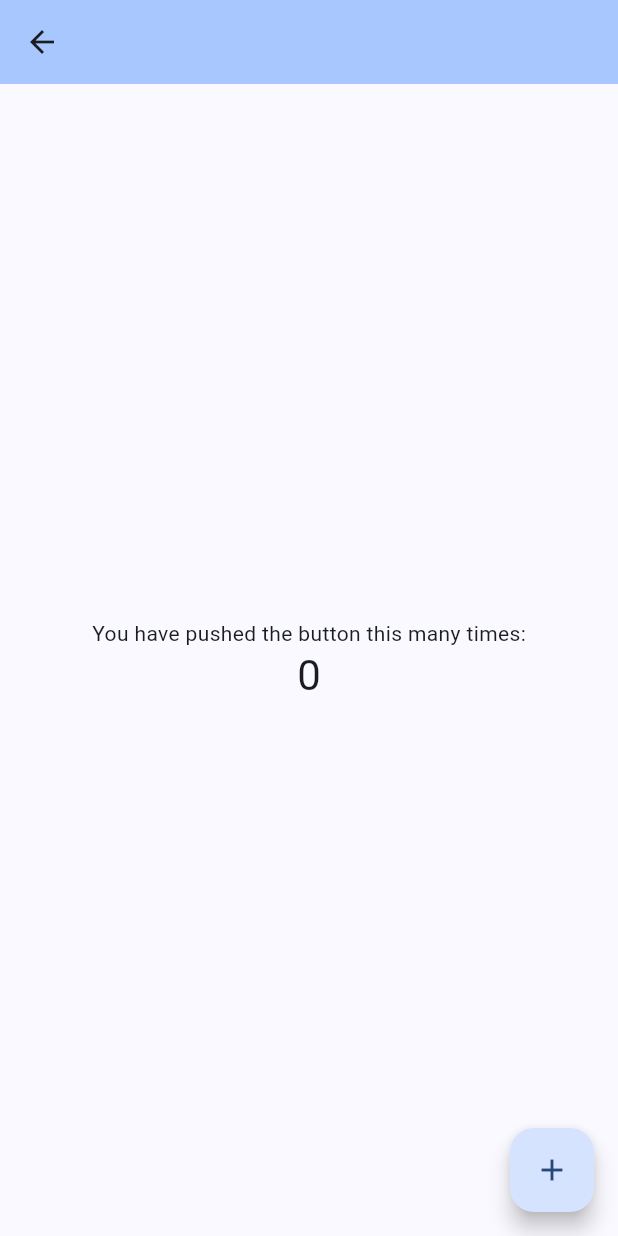
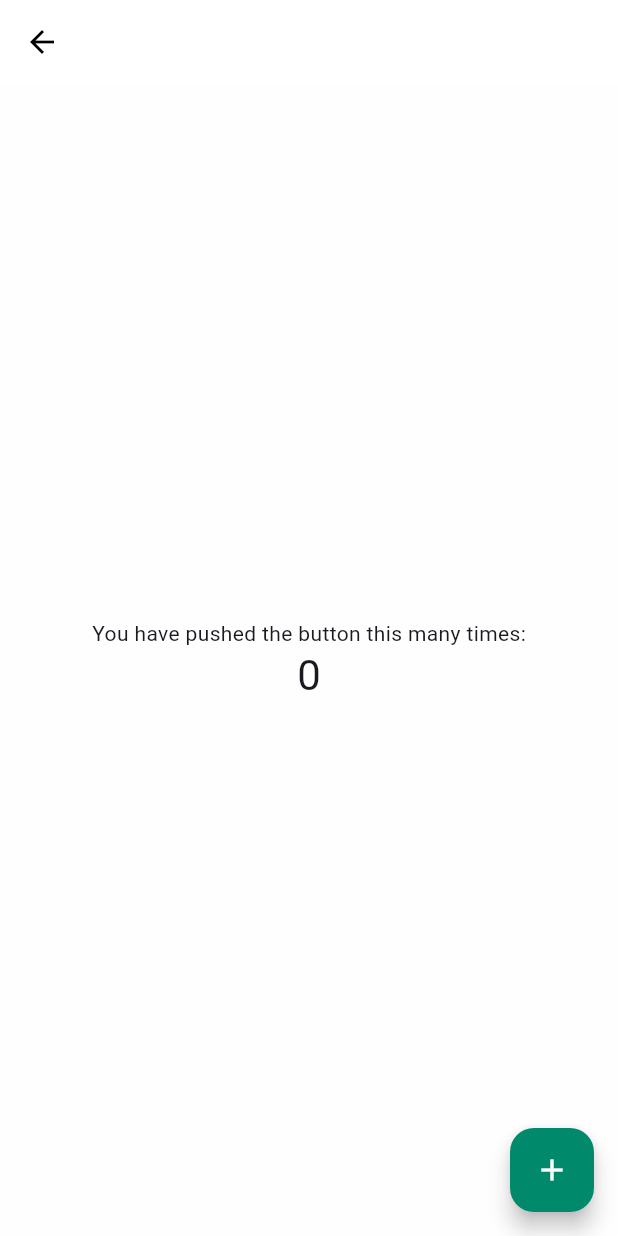
Before and after one commit to boywithdv/flutter_template, a Flutter app: the MyHomePage screen opened directly with empty values, on a phone screen of 412 x 824 dp. Run offline on Flutter 3.47's test engine with Material 3 defaults, Android fonts, the phone set to English and light mode, and no system bars; our stand-ins replace auto_route, flutter_riverpod, riverpod_annotation, shared_preferences; accounts and stored records are empty; generated files the repository leaves out were written again.

Commit message:
feat: theme_selector_providerを追加する

```diff
--- /dev/null
+++ b/packages/flutter_app/lib/presentation/theme/dark_theme.dart
@@ -0,0 +1,19 @@
+import 'package:flutter/material.dart';
+
+ThemeData darkTheme = ThemeData(
+  brightness: Brightness.dark,
+  appBarTheme: const AppBarTheme(backgroundColor: Colors.black),
+  colorScheme: ColorScheme.dark(
+    surface: Color(0xFF262E3D),
+    primary: Color(0xFF37B6E9),
+    secondary: Color(0xFF8BF8C4),
+    onSurface: Colors.white,
+    onPrimary: Colors.white,
+    scrim: Colors.black,
+    outline: Colors.grey[700]!,
+  ),
+  textButtonTheme: TextButtonThemeData(
+    style: TextButton.styleFrom(foregroundColor: Colors.white),
+  ),
+  primarySwatch: Colors.deepPurple,
+);
--- /dev/null
+++ b/packages/flutter_app/lib/presentation/theme/light_theme.dart
@@ -0,0 +1,38 @@
+import 'package:flutter/material.dart';
+
+ThemeData lightTheme = ThemeData(
+  brightness: Brightness.light,
+  appBarTheme: const AppBarTheme(
+    backgroundColor: Colors.transparent,
+    elevation: 0,
+    iconTheme: IconThemeData(color: Colors.black),
+    titleTextStyle: TextStyle(color: Colors.black, fontSize: 20),
+  ),
+  colorScheme: ColorScheme.light(
+    // Primary color of the app.
+    primary: Color(0xFF01896C),
+    // Secondary color of the app.
+    secondary: Color(0xFFF45479),
+    onSecondary: Color(0xFFFFFFFF),
+    // エラーカラー。
+    error: Color(0xFFFF3131),
+    // 背景色。
+    surface: Color(0xFFFEFEFE),
+    surfaceDim: Color(0x1F787880),
+    surfaceTint: Color(0xFFF5F5F5),
+    surfaceContainerLowest: Color(0xFFF7F7F7),
+    surfaceContainerLow: Color(0xFFFAFBFC),
+    surfaceContainerHighest: Color(0xFFFFFFFF),
+    // 文字色。
+    onSurface: Color(0xFF181A1F),
+    onSurfaceVariant: Color(0xFF989898),
+    // 枠線やディバイダーに使用されるカラー。
+    outline: Color(0xFFDCDCDC),
+    // 半透明の暗い色。主にモーダルダイアログやドロワーの背後に使用。
+    scrim: Color(0x3416202A),
+  ),
+  textButtonTheme: TextButtonThemeData(
+    style: TextButton.styleFrom(foregroundColor: Colors.black),
+  ),
+  primarySwatch: Colors.blue,
+);
```
Also changed, not shown: packages/flutter_app/lib/domain/providers/theme_selector_provider.dart (added, +37 -0 lines), packages/flutter_app/lib/main.dart (+19 -6 lines), packages/flutter_app/lib/utils/providers/shared_preferences_provider.dart (added, +9 -0 lines), packages/flutter_app/lib/domain/providers/theme_selector_provider.g.dart (added), packages/flutter_app/lib/utils/providers/shared_preferences_provider.g.dart (added).
